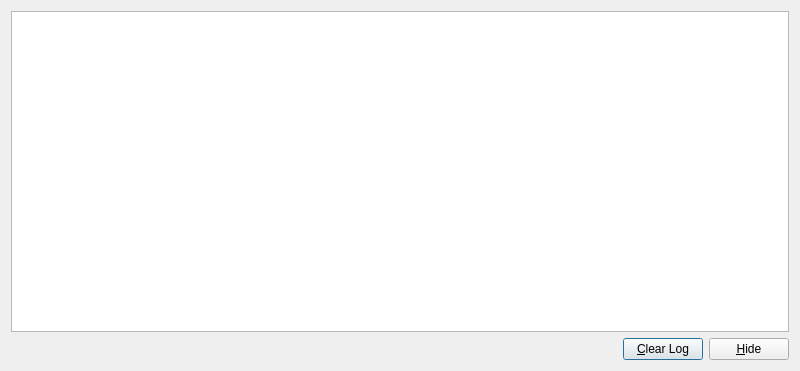
input-leap/input-leap, file src/gui/src/LogWindowBase.ui: the form before one commit.
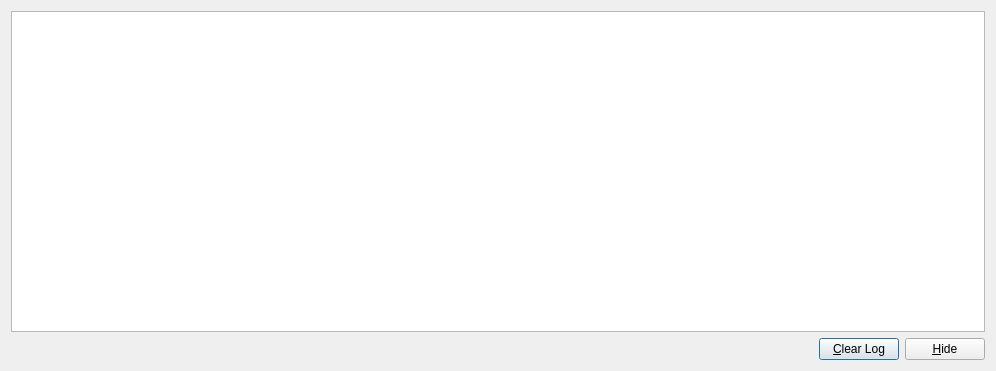
The form after the commit.

What changed in the file:
```diff
--- a/src/gui/src/LogWindowBase.ui
+++ b/src/gui/src/LogWindowBase.ui
@@ -6,7 +6,7 @@
    <rect>
     <x>0</x>
     <y>0</y>
-    <width>800</width>
+    <width>996</width>
     <height>371</height>
    </rect>
   </property>
@@ -27,7 +27,7 @@
   </property>
   <layout class="QVBoxLayout" name="verticalLayout_2">
    <item>
-    <widget class="QTextEdit" name="m_pLogOutput">
+    <widget class="QPlainTextEdit" name="m_pLogOutput">
      <property name="font">
       <font>
        <family>Courier</family>
@@ -40,7 +40,7 @@
       <bool>false</bool>
      </property>
      <property name="lineWrapMode">
-       <enum>QTextEdit::NoWrap</enum>
+      <enum>QPlainTextEdit::NoWrap</enum>
      </property>
      <property name="readOnly">
       <bool>true</bool>
```
Left out of the diff: 2 changed lines with no effect on the pictures.
